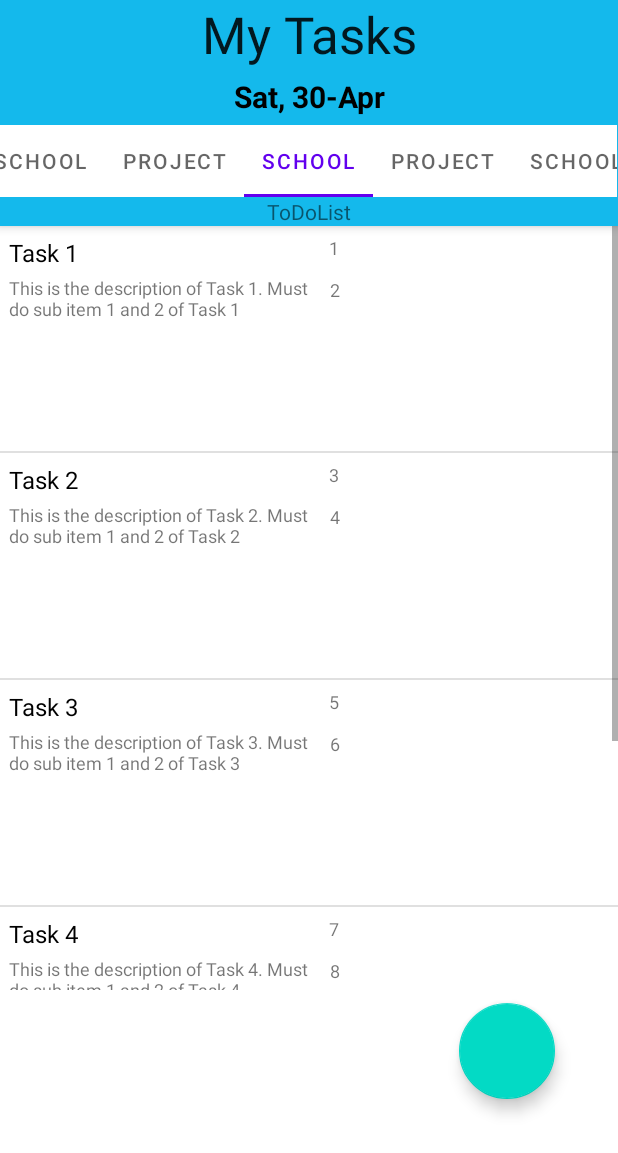
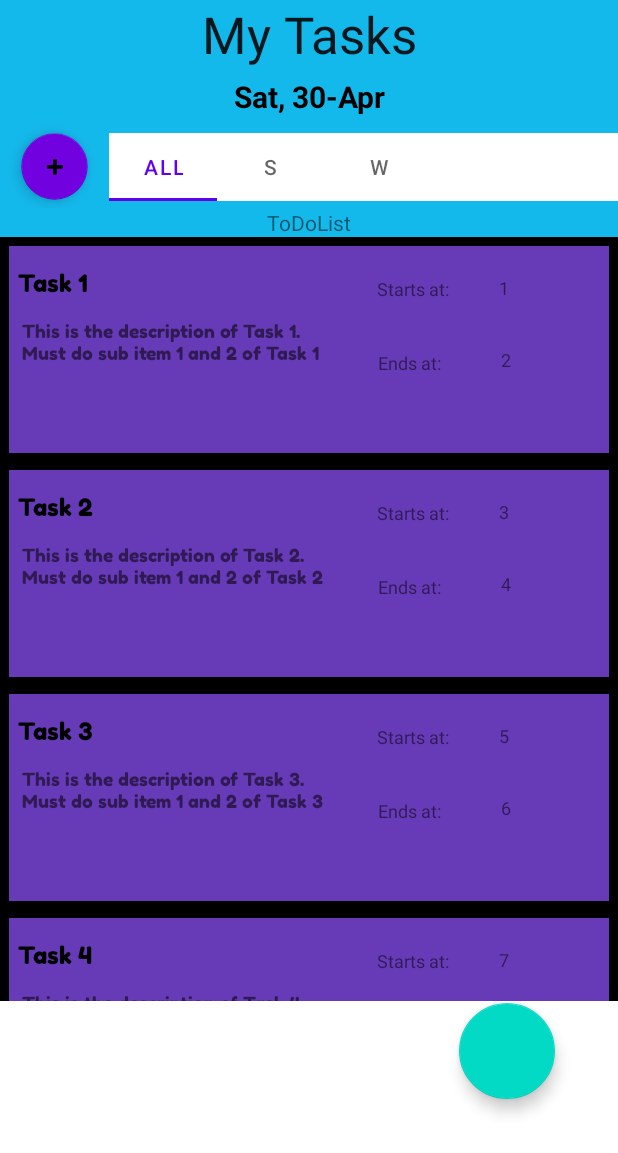
Before and after one commit to edenrosales/TaskManagement, an Android app: the screen it shows after launch (MainActivity), after a tap on an icon or button, on a phone screen of 412 x 824 dp. Shown: the top 1153 px of the screen. Run offline under Robolectric (Android 15) with nearby library versions, the phone set to English and light mode, and no system bars; our stand-ins replace Room's generated code.

Commit message:
Added Tag Button, created CreateTag activity, this will prompt the user to create a tag. THis is going to be separate than creating a task. When user creates a task, they will need to choose between the existing task objects, this is beneficial because there can be duplicate tag objects, and its a mess to deal with. Also Main Activity Design Clean up

```diff
--- a/app/build.gradle
+++ b/app/build.gradle
@@ -39,7 +39,6 @@ dependencies {
     testImplementation 'org.junit.jupiter:junit-jupiter'
     androidTestImplementation 'androidx.test.ext:junit:1.1.3'
     androidTestImplementation 'androidx.test.espresso:espresso-core:3.4.0'
-
     def room_version = "2.4.2"
 
     implementation "androidx.room:room-runtime:$room_version"
--- a/app/src/main/AndroidManifest.xml
+++ b/app/src/main/AndroidManifest.xml
@@ -9,6 +9,9 @@
         android:roundIcon="@mipmap/ic_launcher_round"
         android:supportsRtl="true"
         android:theme="@style/Theme.TaskManagement">
+        <activity
+            android:name=".CreateTag"
+            android:exported="false" />
         <activity
             android:name=".ViewTaskView"
             android:exported="false" />
--- a/app/src/main/java/com/example/taskmanagement/AddTaskView.java
+++ b/app/src/main/java/com/example/taskmanagement/AddTaskView.java
@@ -91,7 +91,7 @@ public class AddTaskView extends AppCompatActivity{
                 start_time = Integer.valueOf(start_timeInput.getText().toString());
                 end_time = Integer.valueOf(end_timeInput.getText().toString());
                 tag = tagInput.getText().toString();
-                Tag t = new Tag(tag);
+                Tag new_tag = new Tag(tag);
                 //due_date = due_dateInput.getText().toString();
                 description = descriptionInput.getText().toString();
                 //show values to the user
@@ -101,9 +101,8 @@ public class AddTaskView extends AppCompatActivity{
                 showText(tag);
                 //showText(due_date);
                 showText(description);
-
                 //call constructor
-                new_task = new Task(name, description, t, start_time, end_time, day, month,year ,false);
+                new_task = new Task(name, description, new_tag, start_time, end_time, day, month + 1,year ,false);
                 //insert into database taskList call goes here
                 MainActivity.taskList.Tasks.add(new_task);
                 System.out.println("TASKLIST SIZE: " + MainActivity.taskList.Tasks.size());
--- a/app/src/main/java/com/example/taskmanagement/MainActivity.java
+++ b/app/src/main/java/com/example/taskmanagement/MainActivity.java
@@ -1,4 +1,8 @@
 package com.example.taskmanagement;
+import static com.example.taskmanagement.TaskList.filterTasksByDate;
+import static com.example.taskmanagement.TaskList.parseTags;
+import static com.example.taskmanagement.TaskList.removeDuplicateTags;
+
 import android.content.Intent;
 import android.os.Build;
 import android.os.Bundle;
@@ -8,16 +12,23 @@ import android.widget.ListView;
 import androidx.annotation.RequiresApi;
 import androidx.appcompat.app.AppCompatActivity;
 import com.google.android.material.floatingactionbutton.FloatingActionButton;
+import com.google.android.material.tabs.TabLayout;
+
+import java.time.LocalDate;
+import java.util.LinkedList;
 
 public class MainActivity extends AppCompatActivity {
     private FloatingActionButton button;
+    private FloatingActionButton tagButton;
     ListView listview;
     String name;
     String description;
+    LocalDate today;
     //selected task will be default until a use picks a task
     //@RequiresApi(api = Build.VERSION_CODES.O)
     //public static Task selected_task = new Task("", "", new Tag(""), 0, 0, 0, 0, 0, false);
     public static TaskList taskList = new TaskList();
+
 
     @RequiresApi(api = Build.VERSION_CODES.O)
     @Override
@@ -26,15 +37,32 @@ public class MainActivity extends AppCompatActivity {
         setContentView(R.layout.activity_main);
         listview = (ListView) findViewById(R.id.listView);
         //
+        //get the current date
+        today = LocalDate.now();
         //10 tasks will be added here
-        Tag t1 = new Tag("School");
-        taskList.Tasks.add(new Task("Task 1", "This is the description of Task 1. Must do sub item 1 and 2 of Task 1", t1, 1, 2, 2, 10, 2022, false ));
-        taskList.Tasks.add(new Task("Task 2", "This is the description of Task 2. Must do sub item 1 and 2 of Task 2", t1, 3, 4, 3, 10, 2022, false ));
-        taskList.Tasks.add(new Task("Task 3", "This is the description of Task 3. Must do sub item 1 and 2 of Task 3", t1, 5, 6, 4, 10, 2022, false ));
+        Tag t1 = new Tag("S");
+        Tag t2 = new Tag("W");
+        taskList.Tags.add(t1);
+        taskList.Tags.add(t2);
+        taskList.Tasks.add(new Task("Task 1", "This is the description of Task 1. Must do sub item 1 and 2 of Task 1", t1, 1, 2, 29, 10, 2022, false ));
+        taskList.Tasks.add(new Task("Task 2", "This is the description of Task 2. Must do sub item 1 and 2 of Task 2", t2, 3, 4, 3, 10, 2022, false ));
+        taskList.Tasks.add(new Task("Task 3", "This is the description of Task 3. Must do sub item 1 and 2 of Task 3", t2, 5, 6, 4, 10, 2022, false ));
         taskList.Tasks.add(new Task("Task 4", "This is the description of Task 4. Must do sub item 1 and 2 of Task 4", t1, 7, 8, 5, 10, 2022, false ));
-        taskList.Tasks.add(new Task("Task 5", "This is the description of Task 5. Must do sub item 1 and 2 of Task 5", t1, 9, 10, 6, 10, 2022, false ));
+        taskList.Tasks.add(new Task("Task 5", "This is the description of Task 5. Must do sub item 1 and 2 of Task 5", t2, 9, 10, 6, 10, 2022, false ));
+        //out todoList Tasks will be filtered by date first, the last parameter, 1, is todoList View
+        taskList.TodoListTasks = filterTasksByDate(taskList.Tasks, today, 1);
+        //Need to display current input tags
+        TabLayout t = (TabLayout) findViewById(R.id.tag_tab_layout);
+            //Find the all relevant tags that are represented all items in todoList...Only need one tag for display, since multiple tasks can share a tag
+        //LinkedList<Tag> current_tags = parseTags(taskList.TodoListTasks);
+            //for each item in current tags, make a new tab in tab layout
+        //for(int i = 0; i < current_tags.size(); i++){
+        //    t.addTab(t.newTab().setText(current_tags.get(i).name));
+        //}
 
-
+        for(int i = 0; i < taskList.Tags.size(); i++){
+            t.addTab(t.newTab().setText(taskList.Tags.get(i).name));
+        }
 
 
 
@@ -43,16 +71,15 @@ public class MainActivity extends AppCompatActivity {
 
         //
         //call for adapter to show list of task objects in a list
-        TaskBoxAdapter tAdapter = new TaskBoxAdapter(MainActivity.this, R.layout.each_task, taskList.Tasks );
+        TaskBoxAdapter tAdapter = new TaskBoxAdapter(MainActivity.this, R.layout.each_task, taskList.TodoListTasks );
         listview.setAdapter(tAdapter);
         listview.setOnItemClickListener(new AdapterView.OnItemClickListener() {
             @Override
             public void onItemClick(AdapterView<?> parent, View view, int i, long l) {
                 //if a task item is clicked, code will jump here
 
-                //we need to specify for each task however and its data
-                //jump to view_task_view
-                //selected_task = taskList.Tasks.get(i);
+                //pass through only primitive types of data, since classes wont work with this implementation
+                    //must pass name, description, start_time, end_time, day, month, year
                 //viewTaskView();
             }
         });
@@ -64,10 +91,20 @@ public class MainActivity extends AppCompatActivity {
                 openAddTaskView();
             }
         });
+        tagButton = (FloatingActionButton) findViewById(R.id.create_Tag_button);
+        tagButton.setOnClickListener(new View.OnClickListener() {
+            @Override
+            public void onClick(View view) { createTagView();}
+        });
     }
+
     int current_date;
     public void openAddTaskView(){
         Intent intent = new Intent(this, AddTaskView.class);
+        startActivity(intent);
+    }
+    public void createTagView(){
+        Intent intent = new Intent(this, CreateTag.class);
         startActivity(intent);
     }
     public void viewTaskView(){
--- a/app/src/main/java/com/example/taskmanagement/Tag.java
+++ b/app/src/main/java/com/example/taskmanagement/Tag.java
@@ -10,6 +10,12 @@ public class Tag {
         this.name = name;
         this.color = null;
     }
+
+    public Tag(String name, String color){
+        this.name = name;
+        this.color = color;
+    }
+
 
     public void setName(String name){
         this.name = name;
--- a/app/src/main/res/drawable/task_box.xml
+++ b/app/src/main/res/drawable/task_box.xml
@@ -1,7 +1,7 @@
 <?xml version="1.0" encoding="utf-8"?>
-<shape xmlns:android="http://schemas.android.com/apk/res/android">
+<shape android:id="@+id/task_box" xmlns:android="http://schemas.android.com/apk/res/android">
     <solid android:color="#673AB7" />
-    <corners android:radius="2dp" />
-    <size android:height="30dp" android:width="100dp" />
+    <corners android:radius="15dp" />
+    <size android:height="90dp" android:width="300dp" />
     <padding android:left="0dp" android:top="0dp" android:right="0dp" android:bottom="0dp" />
 </shape>
--- a/app/src/main/res/layout/activity_main.xml
+++ b/app/src/main/res/layout/activity_main.xml
@@ -29,7 +29,8 @@
                 <ListView
                     android:id="@+id/listView"
                     android:layout_width="match_parent"
-                    android:layout_height="509dp" />
+                    android:layout_height="509dp"
+                    android:divider="@color/black" />
             </LinearLayout>
         </ScrollView>
 
@@ -83,62 +84,53 @@
             android:textSize="20sp"
             android:textStyle="bold" />
 
+        <androidx.constraintlayout.widget.ConstraintLayout
+            android:id="@+id/Const_tab_scroll"
+            android:layout_width="match_parent"
+            android:layout_height="match_parent">
+
             <com.google.android.material.tabs.TabLayout
-            android:layout_width="411dp"
-            android:layout_height="wrap_content"
+                android:id="@+id/tag_tab_layout"
+                android:layout_width="339dp"
+                android:layout_height="45dp"
                 android:layout_gravity="center"
+                app:layout_constraintBottom_toBottomOf="parent"
+                app:layout_constraintEnd_toEndOf="parent"
+                app:layout_constraintHorizontal_bias="0.5"
+                app:layout_constraintStart_toEndOf="@+id/floatingActionButton"
+                app:layout_constraintTop_toTopOf="parent"
                 app:tabMode="scrollable">
 
                 <!--for these tabs could do a for loop that iterates through the tag_list class for n items
             and for each item -->
                 <!--#runs the com code but just replaces the text with the name variable of the tag objects
             -->
+
                 <com.google.android.material.tabs.TabItem
+                    android:id="@+id/all_tags"
                     android:layout_width="wrap_content"
                     android:layout_height="wrap_content"
-                android:text="Test" />
+                    android:text="All" />
 
-            <com.google.android.material.tabs.TabItem
-                android:layout_width="wrap_content"
-                android:layout_height="wrap_content"
-                android:text="School" />
-
-            <com.google.android.material.tabs.TabItem
-                android:layout_width="wrap_content"
-                android:layout_height="wrap_content"
-                android:text="Project" />
-
-            <com.google.android.material.tabs.TabItem
-                android:layout_width="wrap_content"
-                android:layout_height="wrap_content"
-                android:text="School" />
-
-            <com.google.android.material.tabs.TabItem
-                android:layout_width="wrap_content"
-                android:layout_height="wrap_content"
-                android:text="Project" />
-
-            <com.google.android.material.tabs.TabItem
-                android:layout_width="wrap_content"
-                android:layout_height="wrap_content"
-                android:text="School" />
-
-            <com.google.android.material.tabs.TabItem
-                android:layout_width="wrap_content"
-                android:layout_height="wrap_content"
-                android:text="School" />
-
-            <com.google.android.material.tabs.TabItem
-                android:layout_width="wrap_content"
-                android:layout_height="wrap_content"
-                android:text="Project" />
-
-            <com.google.android.material.tabs.TabItem
-                android:layout_width="wrap_content"
-                android:layout_height="wrap_content"
-                android:text="Project" />
 
             </com.google.android.material.tabs.TabLayout>
+
+            <com.google.android.material.floatingactionbutton.FloatingActionButton
+                android:id="@+id/create_Tag_button"
+                android:layout_width="109dp"
+                android:layout_height="55dp"
+                android:clickable="true"
+                app:backgroundTint="#7101DF"
+                android:scaleX="0.8"
+                android:scaleY="0.8"
+                app:layout_constraintBottom_toBottomOf="parent"
+                app:layout_constraintEnd_toStartOf="@+id/tag_tab_layout"
+                app:layout_constraintHorizontal_bias="0.5"
+                app:layout_constraintStart_toStartOf="parent"
+                app:layout_constraintTop_toTopOf="parent"
+                app:srcCompat="@android:drawable/ic_input_add" />
+
+        </androidx.constraintlayout.widget.ConstraintLayout>
 
         <TextView
             android:layout_width="wrap_content"
--- a/app/src/main/res/layout/each_task.xml
+++ b/app/src/main/res/layout/each_task.xml
@@ -1,67 +1,107 @@
-<RelativeLayout xmlns:android="http://schemas.android.com/apk/res/android"
+<androidx.constraintlayout.widget.ConstraintLayout xmlns:android="http://schemas.android.com/apk/res/android"
+    xmlns:app="http://schemas.android.com/apk/res-auto"
+    xmlns:tools="http://schemas.android.com/tools"
+    android:id="@+id/relativeLayout3"
     android:layout_width="fill_parent"
     android:layout_height="150dp"
-    android:padding="6dip" >
+    android:padding="6dip"
+    android:background="@color/black">
+
+
+    <ImageView
+        android:id="@+id/imageView"
+        android:layout_width="match_parent"
+        android:layout_height="match_parent"
+        android:scaleX="1.15"
+        android:scaleY="1.15"
+        app:layout_constraintBottom_toBottomOf="parent"
+        app:layout_constraintEnd_toEndOf="parent"
+        app:layout_constraintStart_toStartOf="parent"
+        app:layout_constraintTop_toTopOf="parent"
+        app:srcCompat="@drawable/task_box"
+        />
+
+    <TextView
+        android:id="@+id/task_list_description"
+        android:layout_width="204dp"
+        android:layout_height="76dp"
+        android:layout_marginStart="4dp"
+        android:fontFamily="@font/fredokaone_regular"
+        android:maxLines="4"
+        android:text="Description"
+        android:textSize="12sp"
+        app:layout_constraintBottom_toBottomOf="parent"
+        app:layout_constraintEnd_toStartOf="@+id/task_list_end"
+        app:layout_constraintHorizontal_bias="0.037"
+        app:layout_constraintStart_toStartOf="parent"
+        app:layout_constraintTop_toBottomOf="@+id/task_list_name" />
+
+    <TextView
+        android:id="@+id/task_list_name"
+        android:layout_width="206dp"
+        android:layout_height="24dp"
+        android:layout_alignWithParentIfMissing="true"
+        android:fontFamily="@font/fredokaone_regular"
+        android:gravity="center_vertical"
+        android:text="Name"
+        android:textColor="@color/black"
+        android:textSize="16sp"
+        app:layout_constraintBottom_toTopOf="@+id/task_list_description"
+        app:layout_constraintEnd_toStartOf="@+id/task_list_start"
+        app:layout_constraintHorizontal_bias="0.047"
+        app:layout_constraintStart_toStartOf="parent"
+        app:layout_constraintTop_toTopOf="parent" />
 
 
     <TextView
-        android:id="@+id/task_list_description"
-        android:layout_width="202dp"
-        android:layout_height="70dp"
-        android:layout_alignParentStart="true"
-        android:layout_alignParentRight="true"
-        android:layout_alignParentBottom="true"
-        android:layout_marginStart="0dp"
-        android:layout_marginEnd="11dp"
-        android:layout_marginRight="203dp"
-        android:layout_marginBottom="41dp"
-        android:layout_toStartOf="@+id/task_list_end"
-        android:maxLines="4"
-        android:text="Description"
-        android:textSize="12sp" />
+        android:id="@+id/task_list_ends_at"
+        android:layout_width="69dp"
+        android:layout_height="49dp"
+        android:maxLines="1"
+        android:text="Starts at:"
+        android:textSize="12sp"
+        app:layout_constraintBottom_toTopOf="@+id/task_list_starts_at"
+        app:layout_constraintEnd_toStartOf="@+id/task_list_start"
+        app:layout_constraintHorizontal_bias="0.954"
+        app:layout_constraintStart_toStartOf="parent"
+        app:layout_constraintTop_toBottomOf="@+id/imageView" />
 
     <TextView
-        android:id="@+id/task_list_name"
-        android:layout_width="204dp"
-        android:layout_height="16dp"
-        android:layout_alignWithParentIfMissing="true"
-        android:layout_above="@+id/task_list_description"
-        android:layout_alignParentStart="true"
-        android:layout_alignParentTop="true"
-        android:layout_alignParentRight="true"
-        android:layout_marginStart="0dp"
-        android:layout_marginTop="0dp"
-        android:layout_marginEnd="15dp"
-        android:layout_marginRight="201dp"
-        android:layout_marginBottom="3dp"
-        android:layout_toStartOf="@+id/task_list_start"
-        android:gravity="center_vertical"
-        android:text="Name"
-        android:textColor="@color/black"
-        android:textSize="16sp" />
+        android:id="@+id/task_list_starts_at"
+        android:layout_width="69dp"
+        android:layout_height="49dp"
+        android:maxLines="1"
+        android:text="Ends at:"
+        android:textSize="12sp"
+        app:layout_constraintBottom_toTopOf="@+id/imageView"
+        app:layout_constraintEnd_toStartOf="@+id/task_list_end"
+        app:layout_constraintHorizontal_bias="0.95"
+        app:layout_constraintStart_toStartOf="parent"
+        app:layout_constraintTop_toBottomOf="@+id/task_list_ends_at" />
 
     <TextView
         android:id="@+id/task_list_start"
-        android:layout_width="137dp"
-        android:layout_height="38dp"
-        android:layout_alignParentRight="true"
-        android:layout_marginRight="49dp"
+        android:layout_width="69dp"
+        android:layout_height="48dp"
+        android:layout_marginEnd="4dp"
         android:maxLines="1"
         android:text="Start Time"
-        android:textSize="12sp" />
+        android:textSize="12sp"
+        app:layout_constraintBottom_toTopOf="@+id/task_list_end"
+        app:layout_constraintEnd_toEndOf="parent"
+        app:layout_constraintTop_toTopOf="parent"
+        app:layout_constraintVertical_chainStyle="packed" />
 
     <TextView
         android:id="@+id/task_list_end"
-        android:layout_width="138dp"
-        android:layout_height="46dp"
-        android:layout_alignParentEnd="true"
-        android:layout_alignParentRight="true"
-        android:layout_alignParentBottom="true"
-        android:layout_marginEnd="48dp"
-        android:layout_marginRight="48dp"
-        android:layout_marginBottom="64dp"
+        android:layout_width="68dp"
+        android:layout_height="51dp"
+        android:layout_marginEnd="4dp"
         android:maxLines="1"
         android:text="End Time"
-        android:textSize="12sp" />
+        android:textSize="12sp"
+        app:layout_constraintBottom_toBottomOf="parent"
+        app:layout_constraintEnd_toEndOf="parent"
+        app:layout_constraintTop_toBottomOf="@+id/task_list_start" />
 
-</RelativeLayout>
+</androidx.constraintlayout.widget.ConstraintLayout>
```
Also changed, not shown: app/src/main/java/com/example/taskmanagement/CreateTag.java (added, +61 -0 lines), app/src/main/java/com/example/taskmanagement/TaskList.java (+30 -5 lines), app/src/main/res/layout/activity_create_tag.xml (added, +141 -0 lines). Lines whose indentation alone changed are shown as unchanged.
